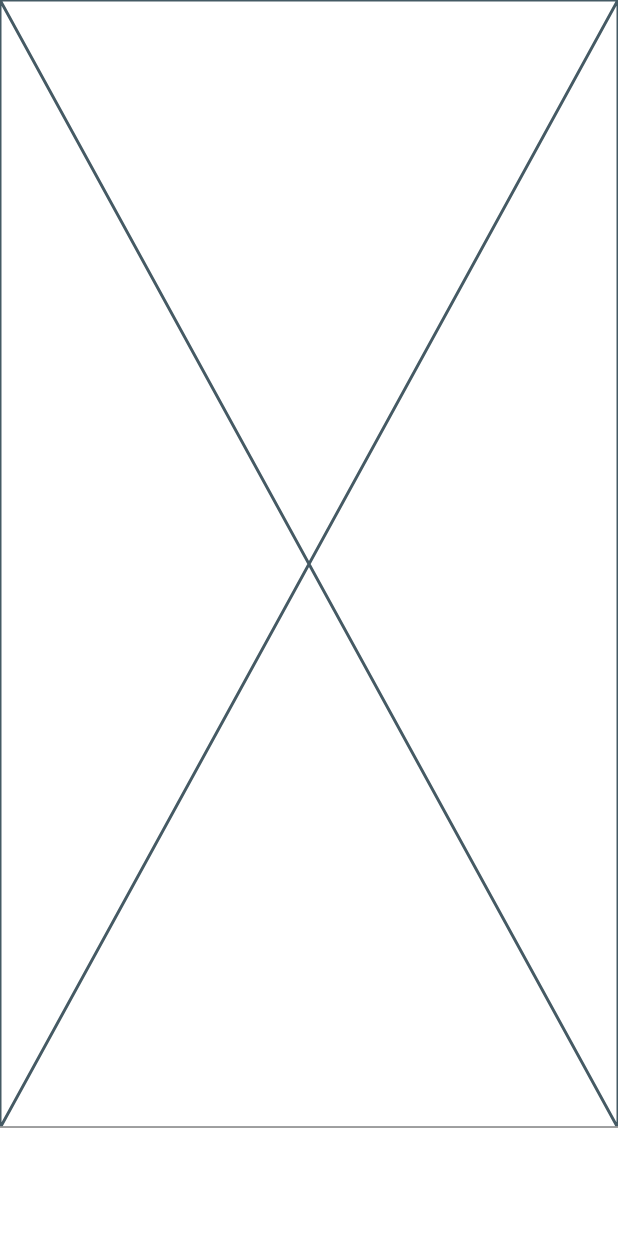
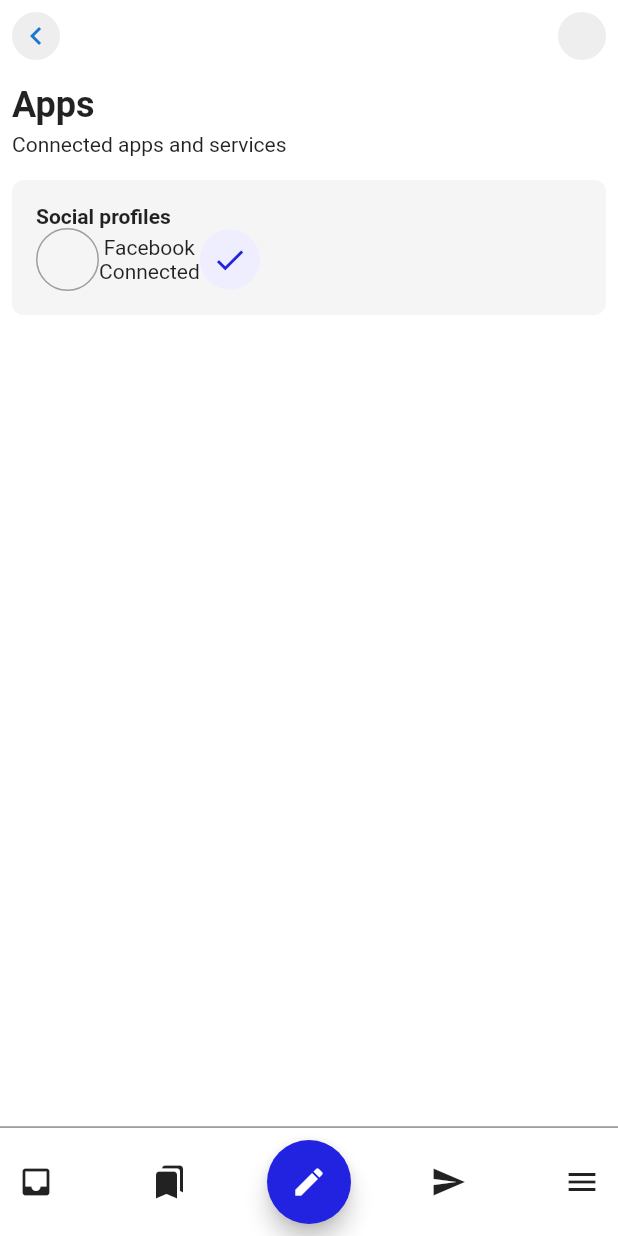
Before and after one commit to JAICHANGPARK/flutter_notebook_17th_story, a Flutter app: the screen it shows after launch, on a phone screen of 412 x 824 dp. Run offline on Flutter 3.47's test engine with Material 2 defaults, Android fonts, the phone set to English and light mode, and no system bars; our stand-ins replace badges, cached_network_image, fl_chart, flutter_riverpod, freezed_annotation, google_fonts and 3 more.

Commit message:
Update account_setting_page.dart

```diff
--- a/lib/ep1049_account_settings/src/ui/account_setting_page.dart
+++ b/lib/ep1049_account_settings/src/ui/account_setting_page.dart
@@ -11,7 +11,85 @@ class AccountSettingPage extends StatelessWidget {
         child: Column(
           children: [
             Expanded(
-              child: Placeholder(),
+              child: Padding(
+                padding: const EdgeInsets.all(8.0),
+                child: Column(
+                  crossAxisAlignment: CrossAxisAlignment.start,
+                  children: [
+                    Row(
+                      mainAxisAlignment: MainAxisAlignment.spaceBetween,
+                      children: [
+                        CircleAvatar(
+                          radius: 16,
+                          backgroundColor: Colors.grey[200],
+                          child: Icon(Icons.chevron_left),
+                        ),
+                        CircleAvatar(
+                          radius: 16,
+                          backgroundColor: Colors.grey[200],
+                        )
+                      ],
+                    ),
+                    SizedBox(
+                      height: 16,
+                    ),
+                    Text(
+                      "Apps",
+                      style: TextStyle(
+                        fontSize: 24,
+                        fontWeight: FontWeight.bold,
+                      ),
+                    ),
+                    SizedBox(
+                      height: 4,
+                    ),
+                    Text("Connected apps and services"),
+                    SizedBox(
+                      height: 16,
+                    ),
+                    Container(
+                      decoration: BoxDecoration(color: Colors.grey[100], borderRadius: BorderRadius.circular(8)),
+                      padding: EdgeInsets.all(16),
+                      child: Column(
+                        crossAxisAlignment: CrossAxisAlignment.start,
+                        children: [
+                          Text(
+                            "Social profiles",
+                            style: TextStyle(
+                              fontWeight: FontWeight.bold,
+                            ),
+                          ),
+                          Row(
+                            children: [
+                              Container(
+                                height: 42,
+                                width: 42,
+                                decoration: BoxDecoration(
+                                  shape: BoxShape.circle,
+                                  border: Border.all(
+                                    color: Colors.grey,
+                                  ),
+                                ),
+                              ),
+                              Column(
+                                children: [
+                                  Text("Facebook"),
+                                  Text("Connected"),
+                                ],
+                              ),
+                              CircleAvatar(
+                                backgroundColor: Color.fromRGBO(238, 238, 255, 1),
+                                foregroundColor: Color.fromRGBO(34, 34, 225, 1),
+                                child: Icon(Icons.check),
+                              )
+                            ],
+                          )
+                        ],
+                      ),
+                    )
+                  ],
+                ),
+              ),
             ),
             Divider(
               height: 0,
@@ -21,6 +99,20 @@ class AccountSettingPage extends StatelessWidget {
             Container(
               height: 72,
               decoration: BoxDecoration(color: Colors.white),
+              child: Row(
+                mainAxisAlignment: MainAxisAlignment.spaceBetween,
+                children: [
+                  IconButton(onPressed: () {}, icon: Icon(Icons.inbox)),
+                  IconButton(onPressed: () {}, icon: Icon(Icons.bookmarks)),
+                  FloatingActionButton(
+                    onPressed: () {},
+                    backgroundColor: Color.fromRGBO(34, 34, 225, 1),
+                    child: Icon(Icons.edit),
+                  ),
+                  IconButton(onPressed: () {}, icon: Icon(Icons.send)),
+                  IconButton(onPressed: () {}, icon: Icon(Icons.menu)),
+                ],
+              ),
             )
           ],
         ),
```
